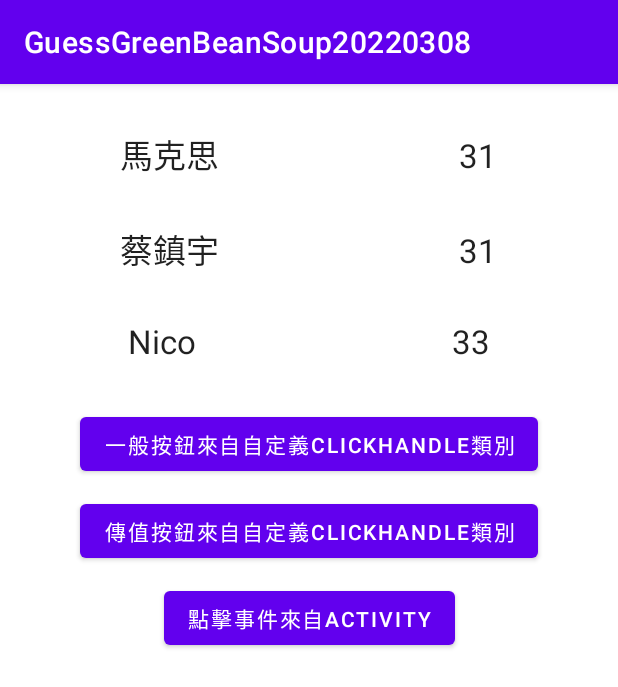
After one commit to maxtsai1991/GuessGreenBeanSoup20220308, an Android app: the DataBindingActivity screen opened directly, with no data from a screen before it, on a phone screen of 412 x 824 dp. The commit adds this screen. Shown: the top 687 px of the screen. Run offline under Robolectric (Android 15) with nearby library versions, the phone set to English and light mode, and no system bars; our stand-ins replace data binding; network calls fail.

Commit message:
增加Android Jetpack入門課程(騰訊課程) DataBinding數據綁定 參考 : https://ke.qq.com/course/4128266/12397075211681290

```diff
--- a/app/build.gradle
+++ b/app/build.gradle
@@ -34,6 +34,11 @@ android {
     buildFeatures {
         viewBinding true
     }
+
+    dataBinding {
+        enabled = true
+    }
+
 }
 
 dependencies {
--- a/app/src/main/AndroidManifest.xml
+++ b/app/src/main/AndroidManifest.xml
@@ -18,6 +18,9 @@
         android:supportsRtl="true"
         android:theme="@style/Theme.GuessGreenBeanSoup"
         android:usesCleartextTraffic="true">
+        <activity
+            android:name=".DataBindingActivity"
+            android:exported="false" />
         <activity
             android:name=".ViewBindingActivity"
             android:exported="false" />
--- /dev/null
+++ b/app/src/main/java/com/max/guess/ClickHandle.kt
@@ -0,0 +1,27 @@
+package com.max.guess
+
+import android.util.Log
+import android.view.View
+import android.widget.Toast
+
+class ClickHandle {
+
+    fun onClick(v: View){
+        // 假設有多個按鈕時,可以使用when(v?.id){    }
+        when(v?.id){
+            R.id.bt_click ->{
+                Log.e("TAG", "DataBinding 測試按鈕點擊 !")
+            }
+        }
+    }
+
+    fun onClick(v: View , n:Int){
+        // 假設有多個按鈕時,可以使用when(v?.id){    }
+        when(v?.id){
+            R.id.bt_click1 ->{
+                Log.e("TAG", "DataBinding 測試按鈕並且傳整數值! $n")
+            }
+        }
+    }
+
+}
--- /dev/null
+++ b/app/src/main/java/com/max/guess/DataBindingActivity.kt
@@ -0,0 +1,68 @@
+package com.max.guess
+
+import androidx.appcompat.app.AppCompatActivity
+import android.os.Bundle
+import android.util.Log
+import android.view.View
+import androidx.databinding.DataBindingUtil
+import com.max.guess.databinding.ActivityDataBindingBinding
+
+/**
+ * DataBinding數據綁定 注意事項 :
+ * 1.   參考 : https://ke.qq.com/course/4128266/12397075211681290
+ * 2.   注意type 是使用Integer不是int 在R.layout.activity_data_binding
+ *           <variable
+ *              name="list"
+ *              type="List&lt;Integer>" />
+ * 3.   TextView使用DataBinding要在text標籤使用這種方式 :
+ *          1. android:text="@{user.name}"     2.  android:text=@{String.valueOf(user.age)}"
+ *          3. android:text="@{name}"          4.  android:text="@{String.valueOf(age)}"
+ *          5. android:text="@{map[1]}"        5.  android:text="@{String.valueOf(list[0])}"
+ *          而用到String.valueOf()是因為整數要轉成字串
+ * 4.   使用DataBinding引入Libs後,在要使用的畫面最上方,按Alt + Enter 點選"Convert to data binding layout"(轉換為數據綁定佈局),會生成<data></data>標籤,在裡面添加<variable標籤,即可對元件使用
+ *
+ */
+
+class DataBindingActivity : AppCompatActivity() {
+
+    override fun onCreate(savedInstanceState: Bundle?) {
+        super.onCreate(savedInstanceState)
+        setContentView(R.layout.activity_data_binding)
+
+        // DataBinding綁定Layout方式一 :
+//        val binding = ActivityDataBindingBinding.inflate(layoutInflater)
+
+        // DataBinding綁定Layout方式二 :
+        val binding = DataBindingUtil.setContentView<ActivityDataBindingBinding>(this,R.layout.activity_data_binding)
+
+        // DataBinding 設定值
+        binding.name = "蔡鎮宇"
+        binding.age = 31
+
+        // 透過自定義User類別 DataBinding 設定值
+        val user = User("馬克思",31)
+        binding.user = user
+
+        // list DataBinding 設定值
+        val list = listOf(33,45,64)
+        binding.list = list
+
+        // map DataBinding 設定值
+        val map = mapOf(0 to "Max" , 1 to "Nico")
+        binding.map = map
+
+        val clickHandle = ClickHandle()
+        binding.clickhandle = clickHandle
+
+        binding.data = this
+    }
+
+    fun onClick(v:View){
+            // 假設有多個按鈕時,可以使用when(v?.id){    }
+            when(v?.id){
+                R.id.bt_click2 ->{
+                    Log.e("TAG", "DataBinding 測試按鈕來自DataBindingActivity點擊方法 !")
+                }
+            }
+    }
+}
--- a/app/src/main/java/com/max/guess/RecyclerViewMainActivity.kt
+++ b/app/src/main/java/com/max/guess/RecyclerViewMainActivity.kt
@@ -175,11 +175,11 @@ class RecyclerViewMainActivity : AppCompatActivity() {
         "9.ViewModelsUseFragment",
         "10.LiveData",
         "11.ViewBinding",
-        "12.RecyclerViewDataTest6",
+        "12.DataBinding",
         "13.RecyclerViewDataTest7",
         "14.RecyclerViewDataTest8",
         "15.RecyclerViewDataTest9",
-        "16.RecyclerViewDataTest10",
+        "16.RecyclerViewDataTest10"
     )
 
     override fun onCreate(savedInstanceState: Bundle?) {
@@ -297,6 +297,7 @@ class RecyclerViewMainActivity : AppCompatActivity() {
             9 -> startActivity(Intent(this,ViewModelsUseFragmentActivity::class.java))
             10 -> startActivity(Intent(this,LiveDataActivity::class.java))
             11 -> startActivity(Intent(this,ViewBindingActivity::class.java))
+            12 -> startActivity(Intent(this,DataBindingActivity::class.java))
             else -> return
         }
     }
--- /dev/null
+++ b/app/src/main/java/com/max/guess/User.kt
@@ -0,0 +1,3 @@
+package com.max.guess
+
+data class User(var name:String,var age:Int)
--- /dev/null
+++ b/app/src/main/res/layout/activity_data_binding.xml
@@ -0,0 +1,166 @@
+<?xml version="1.0" encoding="utf-8"?>
+<layout xmlns:android="http://schemas.android.com/apk/res/android"
+    xmlns:app="http://schemas.android.com/apk/res-auto"
+    xmlns:tools="http://schemas.android.com/tools">
+
+    <data>
+        <import type="java.util.Map"/>
+        <import type="java.util.List"/>
+
+        <variable
+            name="name"
+            type="String" />
+
+        <variable
+            name="age"
+            type="int" />
+
+        <variable
+            name="user"
+            type="com.max.guess.User" />
+
+        <variable
+            name="list"
+            type="List&lt;Integer>" />
+
+        <variable
+            name="map"
+            type="Map&lt;Integer, String>" />
+
+        <variable
+            name="clickhandle"
+            type="com.max.guess.ClickHandle" />
+
+        <variable
+            name="data"
+            type="com.max.guess.DataBindingActivity" />
+    </data>
+
+    <androidx.constraintlayout.widget.ConstraintLayout
+        android:layout_width="match_parent"
+        android:layout_height="match_parent"
+        tools:context=".DataBindingActivity">
+
+        <LinearLayout
+            android:id="@+id/linearLayout"
+            android:layout_width="0dp"
+            android:layout_height="wrap_content"
+            android:layout_marginTop="30dp"
+            android:orientation="horizontal"
+            app:layout_constraintEnd_toEndOf="parent"
+            app:layout_constraintStart_toStartOf="parent"
+            app:layout_constraintTop_toTopOf="parent">
+
+            <TextView
+                android:id="@+id/tv_uname"
+                android:layout_width="wrap_content"
+                android:layout_height="wrap_content"
+                android:layout_weight="1"
+                android:gravity="center"
+                android:text="@{user.name}"
+                android:textAppearance="@style/TextAppearance.AppCompat.Large" />
+
+            <TextView
+                android:id="@+id/tv_uage"
+                android:layout_width="wrap_content"
+                android:layout_height="wrap_content"
+                android:layout_weight="1"
+                android:gravity="center"
+                android:text="@{String.valueOf(user.age)}"
+                android:textAppearance="@style/TextAppearance.AppCompat.Large" />
+        </LinearLayout>
+
+        <LinearLayout
+            android:id="@+id/linearLayout2"
+            android:layout_width="0dp"
+            android:layout_height="wrap_content"
+            android:layout_marginTop="30dp"
+            android:orientation="horizontal"
+            app:layout_constraintEnd_toEndOf="parent"
+            app:layout_constraintStart_toStartOf="parent"
+            app:layout_constraintTop_toBottomOf="@+id/linearLayout">
+
+            <TextView
+                android:id="@+id/tv_name"
+                android:layout_width="wrap_content"
+                android:layout_height="wrap_content"
+                android:layout_weight="1"
+                android:gravity="center"
+                android:text="@{name}"
+                android:textAppearance="@style/TextAppearance.AppCompat.Large" />
+
+            <TextView
+                android:id="@+id/tv_age"
+                android:layout_width="wrap_content"
+                android:layout_height="wrap_content"
+                android:layout_weight="1"
+                android:gravity="center"
+                android:text="@{String.valueOf(age)}"
+                android:textAppearance="@style/TextAppearance.AppCompat.Large" />
+        </LinearLayout>
+
+        <LinearLayout
+            android:id="@+id/linearLayout3"
+            android:layout_width="0dp"
+            android:layout_height="wrap_content"
+            android:layout_marginTop="30dp"
+            android:orientation="horizontal"
+            app:layout_constraintEnd_toEndOf="parent"
+            app:layout_constraintStart_toStartOf="parent"
+            app:layout_constraintTop_toBottomOf="@+id/linearLayout2">
+
+            <TextView
+                android:id="@+id/tv_map"
+                android:layout_width="wrap_content"
+                android:layout_height="wrap_content"
+                android:layout_weight="1"
+                android:gravity="center"
+                android:text="@{map[1]}"
+                android:textAppearance="@style/TextAppearance.AppCompat.Large" />
+
+            <TextView
+                android:id="@+id/tv_list"
+                android:layout_width="wrap_content"
+                android:layout_height="wrap_content"
+                android:layout_weight="1"
+                android:gravity="center"
+                android:text="@{String.valueOf(list[0])}"
+                android:textAppearance="@style/TextAppearance.AppCompat.Large" />
+
+        </LinearLayout>
+
+        <Button
+            android:id="@+id/bt_click"
+            android:layout_width="wrap_content"
+            android:layout_height="wrap_content"
+            android:layout_marginTop="30dp"
+            android:onClick="@{(v)-> clickhandle.onClick(v)}"
+            android:text="一般按鈕來自自定義ClickHandle類別"
+            app:layout_constraintEnd_toEndOf="parent"
+            app:layout_constraintStart_toStartOf="parent"
+            app:layout_constraintTop_toBottomOf="@+id/linearLayout3" />
+
+        <Button
+            android:id="@+id/bt_click1"
+            android:layout_width="wrap_content"
+            android:layout_height="wrap_content"
+            android:layout_marginTop="10dp"
+            android:onClick="@{(v)-> clickhandle.onClick(v,30)}"
+            android:text="傳值按鈕來自自定義ClickHandle類別"
+            app:layout_constraintEnd_toEndOf="parent"
+            app:layout_constraintStart_toStartOf="parent"
+            app:layout_constraintTop_toBottomOf="@+id/bt_click" />
+
+        <Button
+            android:id="@+id/bt_click2"
+            android:layout_width="wrap_content"
+            android:layout_height="wrap_content"
+            android:layout_marginTop="10dp"
+            android:onClick="@{(v)-> data.onClick(v)}"
+            android:text="點擊事件來自Activity"
+            app:layout_constraintEnd_toEndOf="parent"
+            app:layout_constraintStart_toStartOf="parent"
+            app:layout_constraintTop_toBottomOf="@+id/bt_click1" />
+
+    </androidx.constraintlayout.widget.ConstraintLayout>
+</layout>
```
